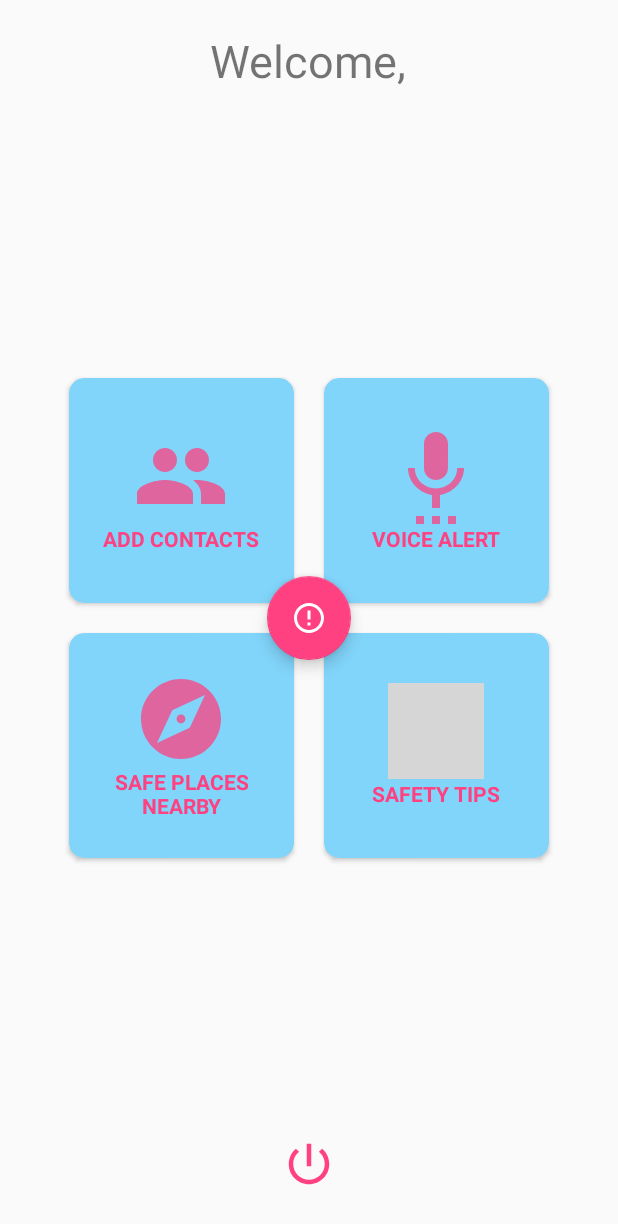
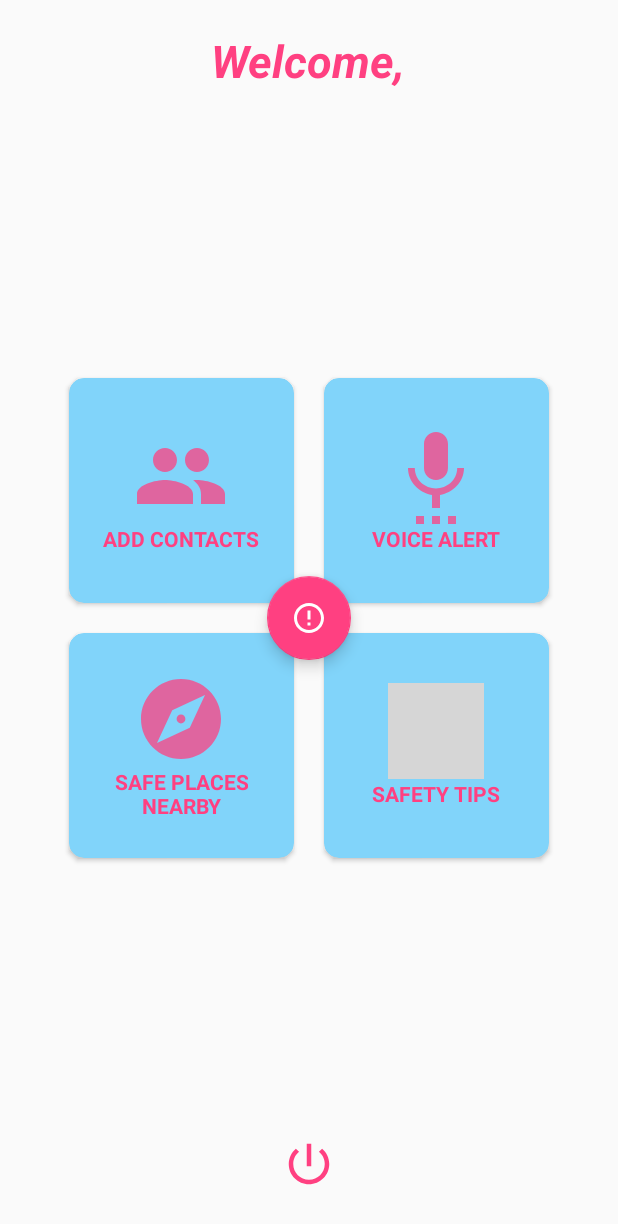
Before and after one commit to udayvig/Indira, an Android app: the screen it shows after launch once a user with an empty profile is signed in (HomeActivity), on a phone screen of 412 x 824 dp. Shown: the top 1224 px of the screen. Run offline under Robolectric (Android 15) with nearby library versions, the phone set to English and light mode, and no system bars; our stand-ins replace Firebase (no records; nobody signed in at launch, a user with empty details on screens opened directly); libraries missing offline, so code that uses them is left out: com.katepratik.msg91api; grey boxes are pictures that could not be loaded.

Commit message:
Changed the color

```diff
--- a/app/src/main/res/layout/activity_home.xml
+++ b/app/src/main/res/layout/activity_home.xml
@@ -9,7 +9,8 @@
         android:layout_width="wrap_content"
         android:layout_height="wrap_content"
         android:text="Welcome,"
-        android:color="@color/colorAccent"
+        android:textColor="@color/colorAccent"
+        android:textStyle="bold|italic"
         android:layout_centerHorizontal="true"
         android:layout_margin="20sp"
         android:textSize="30sp"/>
```
